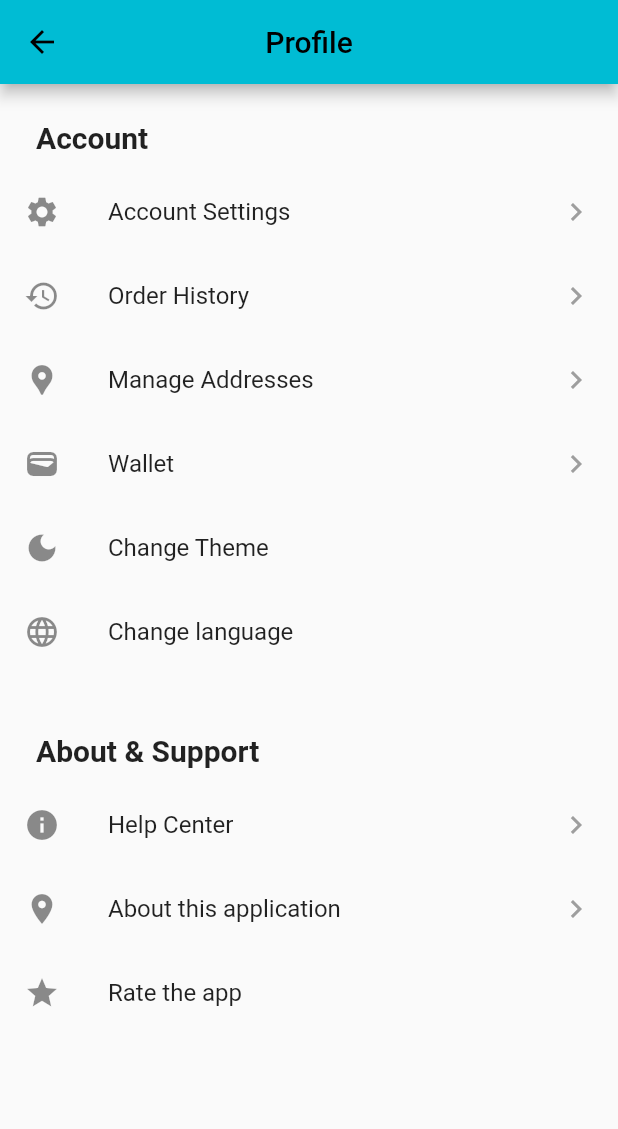
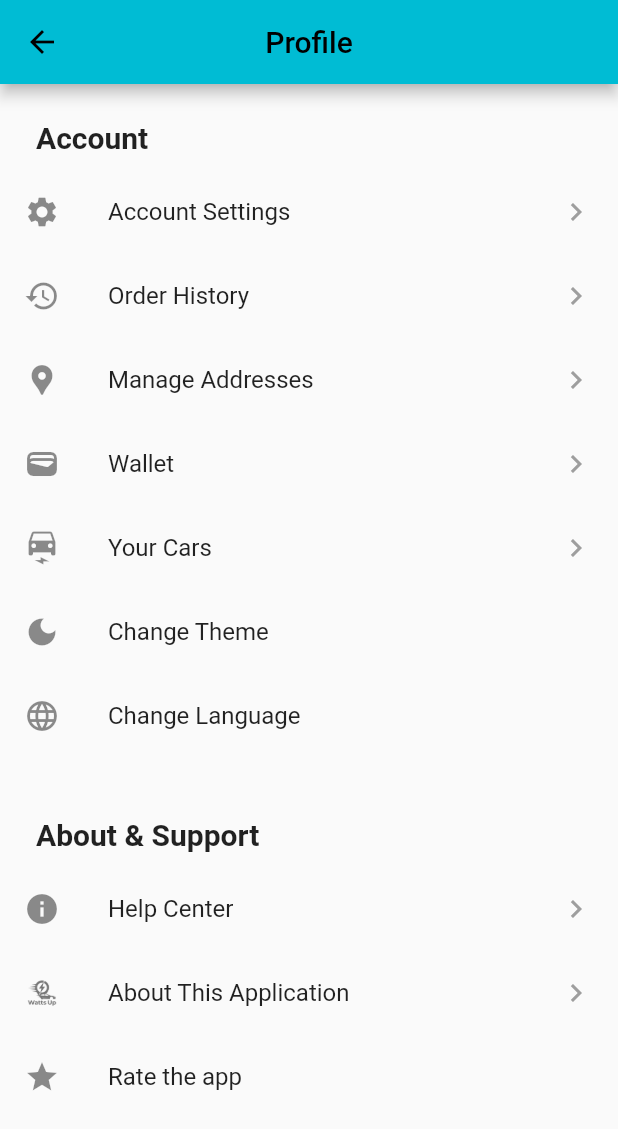
Before and after one commit to gimohc/flutter-proj, a Flutter app: the Profile screen opened by its route, on a phone screen of 412 x 824 dp. Shown: the top 1129 px of the screen. Run offline on Flutter 3.47's test engine with Material 3 defaults, Android fonts, the phone set to English and light mode, and no system bars.

Commit message:
Icon now accepts accepts widget instead of icon types

```diff
--- a/lib/pages/root/profile.dart
+++ b/lib/pages/root/profile.dart
@@ -35,12 +35,17 @@ class Profile extends StatelessWidget {
               route: "wallet",
             ),
             const ProfileOption(
+              text: "Your Cars",
+              icon: Icon(Icons.electric_car),
+              route: "cars",
+            ),
+            const ProfileOption(
               icon: Icon(Icons.dark_mode),
               text: "Change Theme",
             ),
             const ProfileOption(
               icon: Icon(Icons.language),
-              text: "Change language",
+              text: "Change Language",
             ),
           ]),
 
@@ -50,9 +55,14 @@ class Profile extends StatelessWidget {
               text: "Help Center",
               route: "help",
             ),
-            const ProfileOption(
-              icon: Icon(Icons.place),
-              text: "About this application",
+            ProfileOption(
+              icon: Image.asset(
+                "assets/images/logo_transparent.png",
+                width: 24,
+                height: 24,
+                color: Colors.grey[600],
+              ),
+              text: "About This Application",
               route: "about",
             ),
             const ProfileOption(icon: Icon(Icons.star), text: "Rate the app"),
@@ -65,11 +75,7 @@ class Profile extends StatelessWidget {
   Widget _buildSection(String title, List<Widget> options) {
     return Column(
       crossAxisAlignment: CrossAxisAlignment.start,
-      children: [
-        ProfileText(title),
-        ...options,
-        const SizedBox(height: 16),
-      ],
+      children: [ProfileText(title), ...options, const SizedBox(height: 16)],
     );
   }
 }
```
